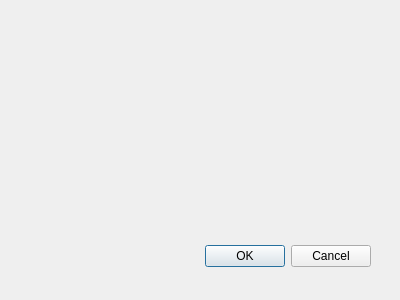
Above: ui_landsatprocessingplugin.ui from datalyze-solutions/LandsatProcessingPlugin before the change. Below: the same form after it.
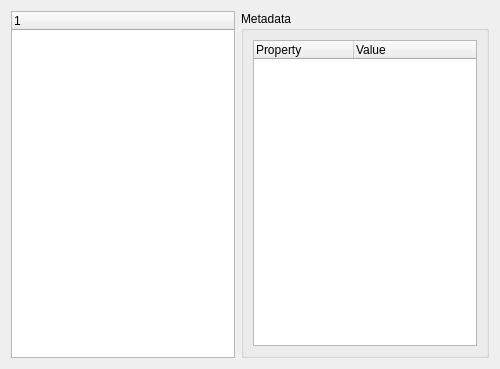
That is the form after the change.

The edit to the form file:
```diff
--- a/ui_landsatprocessingplugin.ui
+++ b/ui_landsatprocessingplugin.ui
@@ -1,33 +1,54 @@
 <ui version="4.0" >
  <class>landsatProcessingPlugin</class>
- <widget class="QDialog" name="landsatProcessingPlugin" >
-  <property name="geometry" >
+ <widget class="QWidget" name="landsatProcessingPlugin">
+  <property name="geometry">
    <rect>
     <x>0</x>
     <y>0</y>
-    <width>400</width>
-    <height>300</height>
+    <width>500</width>
+    <height>369</height>
    </rect>
   </property>
   <property name="windowTitle" >
    <string>landsatProcessingPlugin</string>
   </property>
-  <widget class="QDialogButtonBox" name="buttonBox" >
-   <property name="geometry" >
-    <rect>
-     <x>30</x>
-     <y>240</y>
-     <width>341</width>
-     <height>32</height>
-    </rect>
-   </property>
-   <property name="orientation" >
-    <enum>Qt::Horizontal</enum>
-   </property>
-   <property name="standardButtons" >
-    <set>QDialogButtonBox::Cancel|QDialogButtonBox::Ok</set>
-   </property>
-  </widget>
+  <layout class="QHBoxLayout" name="horizontalLayout">
+   <item>
+    <widget class="QTreeWidget" name="treeWidgetFileSystem">
+     <column>
+      <property name="text">
+       <string notr="true">1</string>
+      </property>
+     </column>
+    </widget>
+   </item>
+   <item>
+    <widget class="QGroupBox" name="groupBoxMetadata">
+     <property name="title">
+      <string>Metadata</string>
+     </property>
+     <layout class="QVBoxLayout" name="verticalLayout">
+      <item>
+       <widget class="QTreeWidget" name="treeWidgetMetadata">
+        <property name="columnCount">
+         <number>2</number>
+        </property>
+        <column>
+         <property name="text">
+          <string>Property</string>
+         </property>
+        </column>
+        <column>
+         <property name="text">
+          <string>Value</string>
+         </property>
+        </column>
+       </widget>
+      </item>
+     </layout>
+    </widget>
+   </item>
+  </layout>
  </widget>
  <resources/>
  <connections>
```
Left out of the diff: 42 changed lines with no effect on the pictures.
